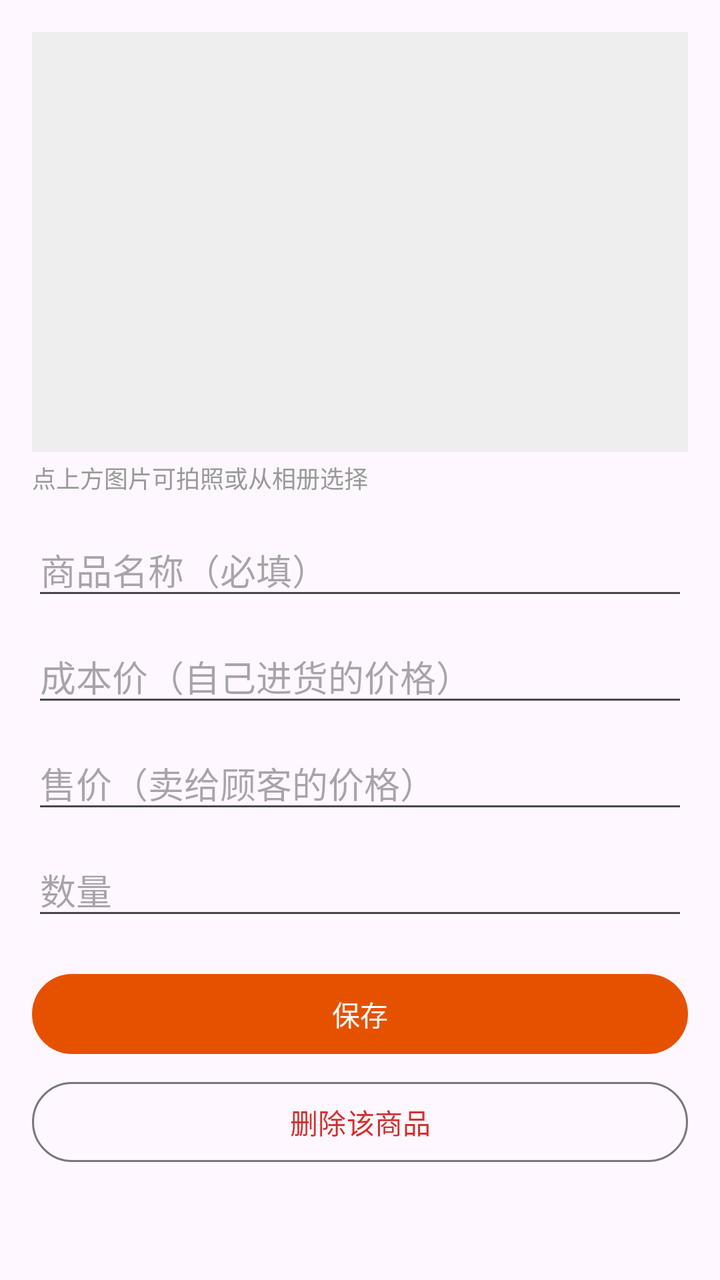
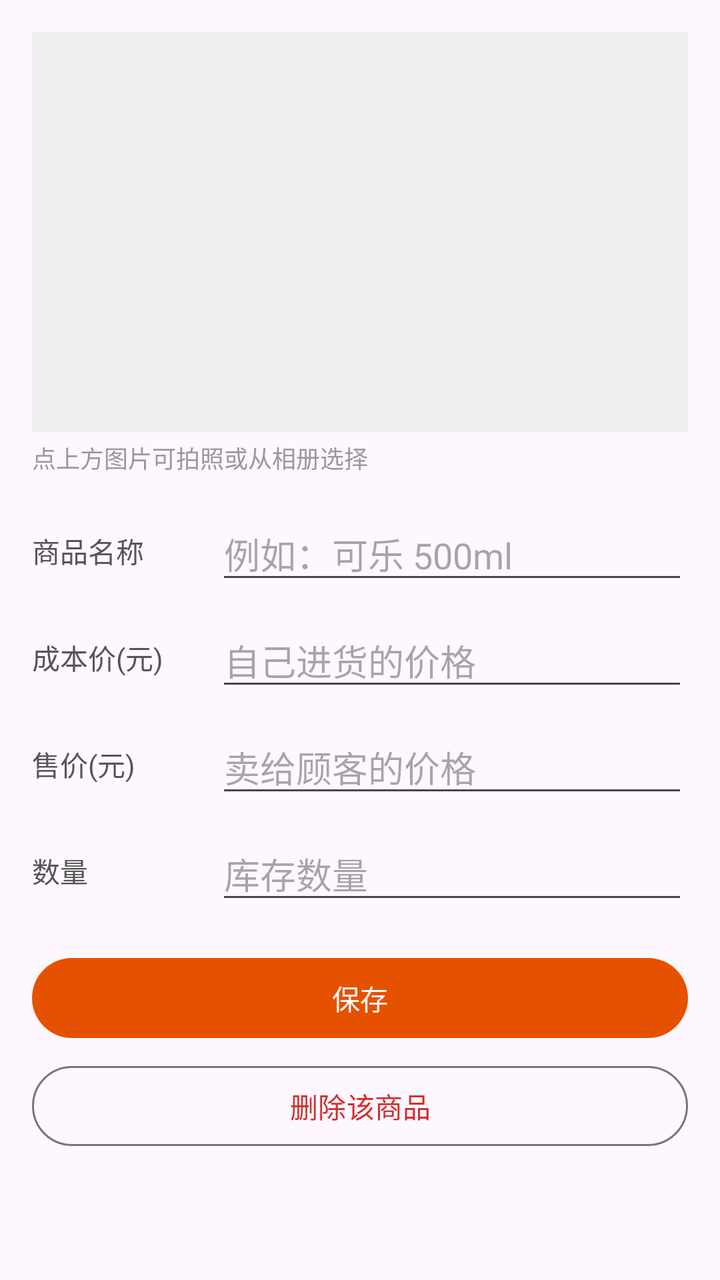

An Android layout rendered at two revisions. The XML below is the earlier revision; the diff shows what the commit changed to produce the second picture.
<!-- AndroidManifest.xml: application theme Theme.Shop -->
<!-- res/layout/activity_edit_item.xml -->
<?xml version="1.0" encoding="utf-8"?>
<ScrollView xmlns:android="http://schemas.android.com/apk/res/android"
    android:layout_width="match_parent"
    android:layout_height="match_parent">

    <LinearLayout
        android:layout_width="match_parent"
        android:layout_height="wrap_content"
        android:orientation="vertical"
        android:padding="16dp">

        <ImageView
            android:id="@+id/ivPhoto"
            android:layout_width="match_parent"
            android:layout_height="210dp"
            android:background="#EEEEEE"
            android:contentDescription="商品图片"
            android:scaleType="fitCenter" />

        <TextView
            android:layout_width="match_parent"
            android:layout_height="wrap_content"
            android:layout_marginTop="4dp"
            android:text="点上方图片可拍照或从相册选择"
            android:textColor="#999999"
            android:textSize="12sp" />

        <EditText
            android:id="@+id/etName"
            android:layout_width="match_parent"
            android:layout_height="wrap_content"
            android:layout_marginTop="14dp"
            android:hint="商品名称（必填）"
            android:inputType="text"
            android:maxLines="1" />

        <EditText
            android:id="@+id/etCost"
            android:layout_width="match_parent"
            android:layout_height="wrap_content"
            android:layout_marginTop="10dp"
            android:hint="成本价（自己进货的价格）"
            android:inputType="numberDecimal" />

        <EditText
            android:id="@+id/etPrice"
            android:layout_width="match_parent"
            android:layout_height="wrap_content"
            android:layout_marginTop="10dp"
            android:hint="售价（卖给顾客的价格）"
            android:inputType="numberDecimal" />

        <EditText
            android:id="@+id/etQty"
            android:layout_width="match_parent"
            android:layout_height="wrap_content"
            android:layout_marginTop="10dp"
            android:hint="数量"
            android:inputType="numberDecimal" />

        <Button
            android:id="@+id/btnSave"
            android:layout_width="match_parent"
            android:layout_height="wrap_content"
            android:layout_marginTop="18dp"
            android:text="保存" />

        <Button
            android:id="@+id/btnDelete"
            style="@style/Widget.Material3.Button.OutlinedButton"
            android:layout_width="match_parent"
            android:layout_height="wrap_content"
            android:layout_marginTop="6dp"
            android:text="删除该商品"
            android:textColor="#D32F2F" />
    </LinearLayout>
</ScrollView>
<!-- resources referenced by this layout -->
<resources>
  <style name="Theme.Shop" parent="Theme.Material3.DayNight">
          <item name="colorPrimary">@color/primary</item>
      </style>
  <color name="primary">#E65100</color>
</resources>

<!-- the commit's change to res/layout/activity_edit_item.xml (unified diff, before → after) -->
@@ -12,7 +12,7 @@
         <ImageView
             android:id="@+id/ivPhoto"
             android:layout_width="match_parent"
-            android:layout_height="210dp"
+            android:layout_height="200dp"
             android:background="#EEEEEE"
             android:contentDescription="商品图片"
             android:scaleType="fitCenter" />
@@ -25,38 +25,98 @@
             android:textColor="#999999"
             android:textSize="12sp" />
 
-        <EditText
-            android:id="@+id/etName"
+        <LinearLayout
             android:layout_width="match_parent"
             android:layout_height="wrap_content"
-            android:layout_marginTop="14dp"
-            android:hint="商品名称（必填）"
-            android:inputType="text"
-            android:maxLines="1" />
+            android:layout_marginTop="16dp"
+            android:gravity="center_vertical"
+            android:orientation="horizontal">
 
-        <EditText
-            android:id="@+id/etCost"
+            <TextView
+                android:layout_width="92dp"
+                android:layout_height="wrap_content"
+                android:text="商品名称"
+                android:textColor="#555555"
+                android:textSize="14sp" />
+
+            <EditText
+                android:id="@+id/etName"
+                android:layout_width="0dp"
+                android:layout_height="wrap_content"
+                android:layout_weight="1"
+                android:hint="例如：可乐 500ml"
+                android:inputType="text"
+                android:maxLines="1" />
+        </LinearLayout>
+
+        <LinearLayout
             android:layout_width="match_parent"
             android:layout_height="wrap_content"
             android:layout_marginTop="10dp"
-            android:hint="成本价（自己进货的价格）"
-            android:inputType="numberDecimal" />
+            android:gravity="center_vertical"
+            android:orientation="horizontal">
 
-        <EditText
-            android:id="@+id/etPrice"
+            <TextView
+                android:layout_width="92dp"
+                android:layout_height="wrap_content"
+                android:text="成本价(元)"
+                android:textColor="#555555"
+                android:textSize="14sp" />
+
+            <EditText
+                android:id="@+id/etCost"
+                android:layout_width="0dp"
+                android:layout_height="wrap_content"
+                android:layout_weight="1"
+                android:hint="自己进货的价格"
+                android:inputType="numberDecimal" />
+        </LinearLayout>
+
+        <LinearLayout
             android:layout_width="match_parent"
             android:layout_height="wrap_content"
             android:layout_marginTop="10dp"
-            android:hint="售价（卖给顾客的价格）"
-            android:inputType="numberDecimal" />
+            android:gravity="center_vertical"
+            android:orientation="horizontal">
 
-        <EditText
-            android:id="@+id/etQty"
+            <TextView
+                android:layout_width="92dp"
+                android:layout_height="wrap_content"
+                android:text="售价(元)"
+                android:textColor="#555555"
+                android:textSize="14sp" />
+
+            <EditText
+                android:id="@+id/etPrice"
+                android:layout_width="0dp"
+                android:layout_height="wrap_content"
+                android:layout_weight="1"
+                android:hint="卖给顾客的价格"
+                android:inputType="numberDecimal" />
+        </LinearLayout>
+
+        <LinearLayout
             android:layout_width="match_parent"
             android:layout_height="wrap_content"
             android:layout_marginTop="10dp"
-            android:hint="数量"
-            android:inputType="numberDecimal" />
+            android:gravity="center_vertical"
+            android:orientation="horizontal">
+
+            <TextView
+                android:layout_width="92dp"
+                android:layout_height="wrap_content"
+                android:text="数量"
+                android:textColor="#555555"
+                android:textSize="14sp" />
+
+            <EditText
+                android:id="@+id/etQty"
+                android:layout_width="0dp"
+                android:layout_height="wrap_content"
+                android:layout_weight="1"
+                android:hint="库存数量"
+                android:inputType="numberDecimal" />
+        </LinearLayout>
 
         <Button
             android:id="@+id/btnSave"
